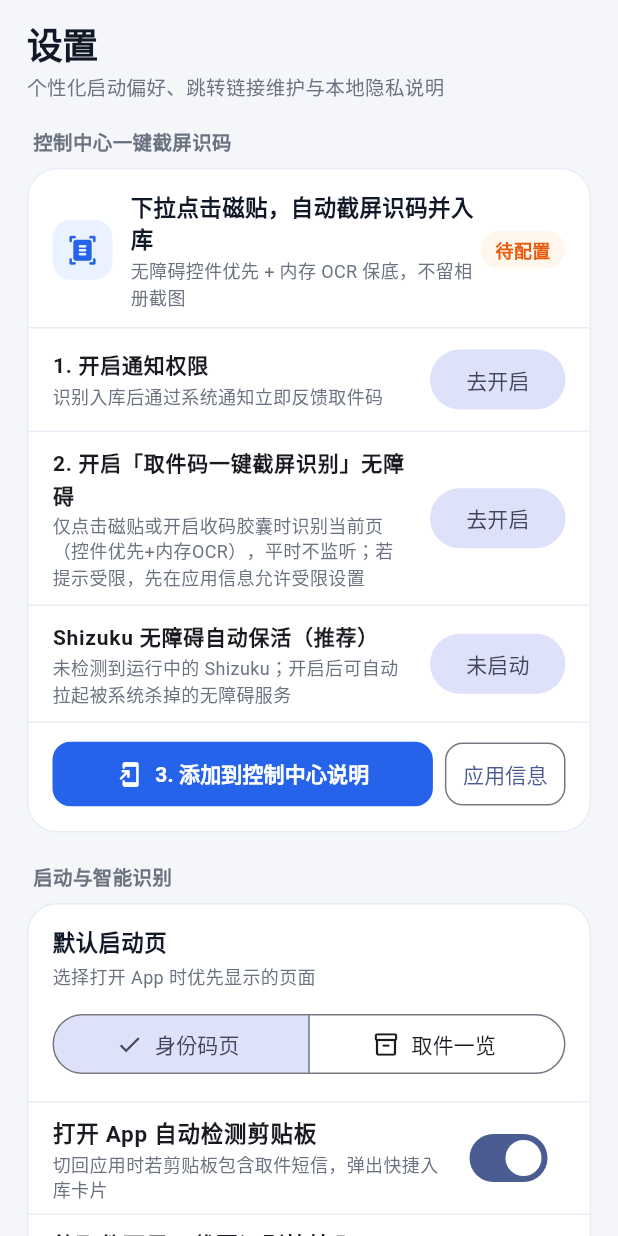
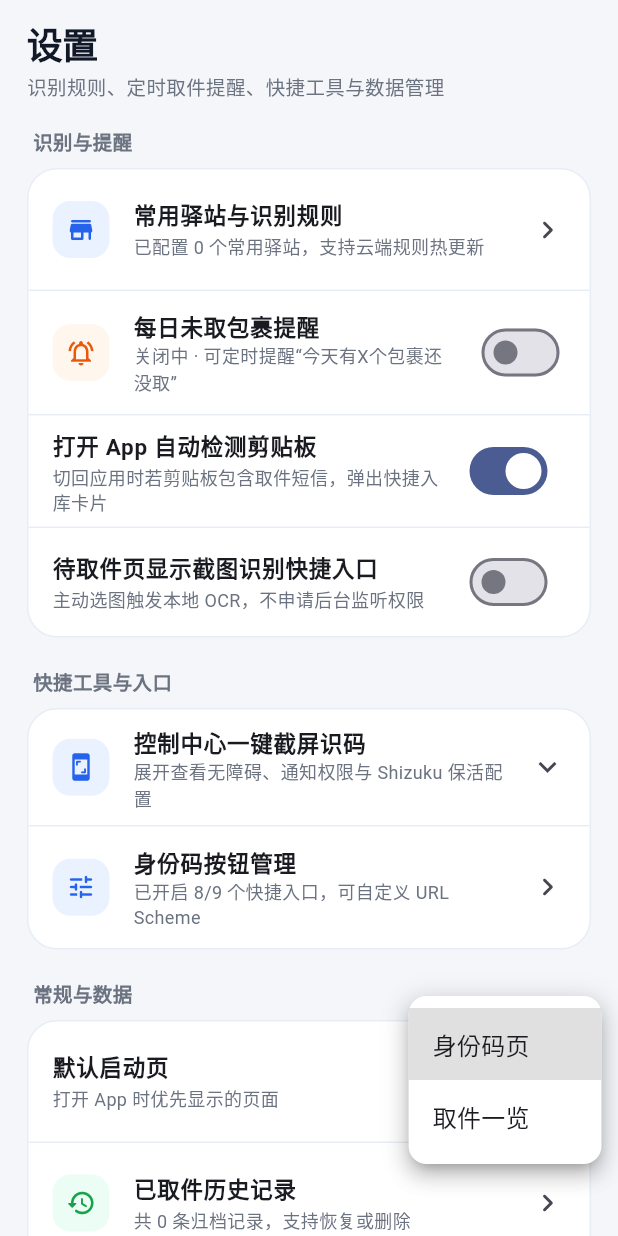
Before and after one commit to jiucaihua1/qujianma, a Flutter app: the SettingsPage widget shown alone on an empty page, opened directly with empty values, after a tap on "身份码页", on a phone screen of 412 x 824 dp. Run offline on Flutter 3.47's test engine with Material 3 defaults, Android fonts, the phone set to English and light mode, and no system bars; our stand-ins replace image_picker, shared_preferences, sqflite; missing offline and left inert: google_mlkit_text_recognition; accounts and stored records are empty; network calls fail.

Commit message:
feat: redesign settings UI and add daily pickup reminder notification

```diff
--- a/lib/models/app_settings.dart
+++ b/lib/models/app_settings.dart
@@ -10,6 +10,9 @@ class AppSettings {
     this.showStationSuggestionBanner = true,
     this.ruleUpdateUrl = defaultRuleUpdateUrl,
     this.lastRuleSyncAt = '',
+    this.dailyReminderEnabled = false,
+    this.dailyReminderHour = 18,
+    this.dailyReminderMinute = 30,
   });
 
   /// 0 = 首页（身份码页）, 1 = 取件一览页
@@ -29,6 +32,13 @@ class AppSettings {
   /// 最近一次成功同步规则的时间
   final String lastRuleSyncAt;
 
+  /// 是否开启每日定时未取包裹提醒
+  final bool dailyReminderEnabled;
+
+  /// 每日提醒时间（小时 0-23，分钟 0-59）
+  final int dailyReminderHour;
+  final int dailyReminderMinute;
+
   AppSettings copyWith({
     int? defaultTabIndex,
     bool? autoDetectClipboard,
@@ -37,6 +47,9 @@ class AppSettings {
     bool? showStationSuggestionBanner,
     String? ruleUpdateUrl,
     String? lastRuleSyncAt,
+    bool? dailyReminderEnabled,
+    int? dailyReminderHour,
+    int? dailyReminderMinute,
   }) {
     return AppSettings(
       defaultTabIndex: defaultTabIndex ?? this.defaultTabIndex,
@@ -48,6 +61,9 @@ class AppSettings {
           showStationSuggestionBanner ?? this.showStationSuggestionBanner,
       ruleUpdateUrl: ruleUpdateUrl ?? this.ruleUpdateUrl,
       lastRuleSyncAt: lastRuleSyncAt ?? this.lastRuleSyncAt,
+      dailyReminderEnabled: dailyReminderEnabled ?? this.dailyReminderEnabled,
+      dailyReminderHour: dailyReminderHour ?? this.dailyReminderHour,
+      dailyReminderMinute: dailyReminderMinute ?? this.dailyReminderMinute,
     );
   }
 }
--- a/lib/pages/settings_page.dart
+++ b/lib/pages/settings_page.dart
@@ -14,10 +14,33 @@ class SettingsPage extends StatelessWidget {
 
   final AppState appState;
 
+  Future<void> _pickReminderTime(BuildContext context) async {
+    final settings = appState.settings;
+    final picked = await showTimePicker(
+      context: context,
+      initialTime: TimeOfDay(
+        hour: settings.dailyReminderHour,
+        minute: settings.dailyReminderMinute,
+      ),
+    );
+    if (picked != null) {
+      await appState.updateSettings(
+        settings.copyWith(
+          dailyReminderEnabled: true,
+          dailyReminderHour: picked.hour,
+          dailyReminderMinute: picked.minute,
+        ),
+      );
+    }
+  }
+
   @override
   Widget build(BuildContext context) {
     final settings = appState.settings;
     final historyCount = appState.historyItems.length;
+    final reminderTimeLabel =
+        '${settings.dailyReminderHour.toString().padLeft(2, '0')}:'
+        '${settings.dailyReminderMinute.toString().padLeft(2, '0')}';
 
     return SafeArea(
       child: ListView(
@@ -34,70 +57,123 @@ class SettingsPage extends StatelessWidget {
           ),
           const SizedBox(height: 2),
           const Text(
-            '个性化启动偏好、跳转链接维护与本地隐私说明',
+            '识别规则、定时取件提醒、快捷工具与数据管理',
             style: TextStyle(fontSize: 13, color: AppTheme.textSecondary),
           ),
           const SizedBox(height: 18),
 
-          // Section 0: Quick Settings Tile one-tap screenshot OCR
-          const _SectionLabel('控制中心一键截屏识码'),
-          const SizedBox(height: 8),
-          const _QuickTileGuideCard(),
-
-          const SizedBox(height: 20),
-
-          // Section 1: Launch & Smart Recognition
-          const _SectionLabel('启动与智能识别'),
+          // Section 1: Recognition & Reminders
+          const _SectionLabel('识别与提醒'),
           const SizedBox(height: 8),
           _SettingsCard(
             children: [
-              Padding(
-                padding: const EdgeInsets.fromLTRB(16, 14, 16, 14),
-                child: Column(
-                  crossAxisAlignment: CrossAxisAlignment.start,
-                  children: [
-                    const Text(
-                      '默认启动页',
-                      style: TextStyle(
-                        fontSize: 15,
-                        fontWeight: FontWeight.w600,
-                        color: AppTheme.textPrimary,
+              ListTile(
+                contentPadding:
+                    const EdgeInsets.symmetric(horizontal: 16, vertical: 4),
+                leading: Container(
+                  width: 38,
+                  height: 38,
+                  decoration: BoxDecoration(
+                    color: AppTheme.primarySoft,
+                    borderRadius: BorderRadius.circular(12),
+                  ),
+                  child: const Icon(
+                    Icons.store_mall_directory_rounded,
+                    color: AppTheme.primary,
+                    size: 20,
                   ),
                 ),
-                    const SizedBox(height: 4),
-                    const Text(
-                      '选择打开 App 时优先显示的页面',
-                      style: TextStyle(
+                title: const Text(
+                  '常用驿站与识别规则',
+                  style: TextStyle(fontSize: 15, fontWeight: FontWeight.w600),
+                ),
+                subtitle: Text(
+                  appState.stationSuggestions.isNotEmpty
+                      ? '已配置 ${appState.enabledStationRules.length} 个常用驿站 · 有 ${appState.stationSuggestions.length} 条整理建议'
+                      : '已配置 ${appState.enabledStationRules.length} 个常用驿站，支持云端规则热更新',
+                  style: const TextStyle(
                     fontSize: 12,
                     color: AppTheme.textSecondary,
                   ),
                 ),
-                    const SizedBox(height: 12),
-                    SizedBox(
-                      width: double.infinity,
-                      child: SegmentedButton<int>(
-                        segments: const [
-                          ButtonSegment<int>(
-                            value: 0,
-                            label: Text('身份码页'),
-                            icon: Icon(Icons.qr_code_2_rounded, size: 18),
+                trailing: const Icon(Icons.chevron_right_rounded),
+                onTap: () {
+                  Navigator.of(context).push(
+                    MaterialPageRoute<void>(
+                      builder: (_) => StationManagePage(appState: appState),
                     ),
-                          ButtonSegment<int>(
-                            value: 1,
-                            label: Text('取件一览'),
-                            icon: Icon(Icons.inventory_2_outlined, size: 18),
-                          ),
-                        ],
-                        selected: {settings.defaultTabIndex},
-                        onSelectionChanged: (selection) {
-                          appState.updateSettings(
-                            settings.copyWith(defaultTabIndex: selection.first),
                   );
                 },
               ),
+              const Divider(height: 1, color: AppTheme.cardBorder),
+              ListTile(
+                contentPadding:
+                    const EdgeInsets.symmetric(horizontal: 16, vertical: 4),
+                leading: Container(
+                  width: 38,
+                  height: 38,
+                  decoration: BoxDecoration(
+                    color: const Color(0xFFFFF7ED),
+                    borderRadius: BorderRadius.circular(12),
+                  ),
+                  child: const Icon(
+                    Icons.notifications_active_outlined,
+                    color: Color(0xFFEA580C),
+                    size: 20,
+                  ),
+                ),
+                title: const Text(
+                  '每日未取包裹提醒',
+                  style: TextStyle(fontSize: 15, fontWeight: FontWeight.w600),
+                ),
+                subtitle: Text(
+                  settings.dailyReminderEnabled
+                      ? '每天 $reminderTimeLabel 提醒（有未取包裹时推送，点击可改时间）'
+                      : '关闭中 · 可定时提醒“今天有X个包裹还没取”',
+                  style: const TextStyle(
+                    fontSize: 12,
+                    color: AppTheme.textSecondary,
+                  ),
+                ),
+                trailing: Row(
+                  mainAxisSize: MainAxisSize.min,
+                  children: [
+                    if (settings.dailyReminderEnabled)
+                      Padding(
+                        padding: const EdgeInsets.only(right: 6),
+                        child: ActionChip(
+                          label: Text(
+                            reminderTimeLabel,
+                            style: const TextStyle(
+                              fontSize: 12.5,
+                              fontWeight: FontWeight.w700,
+                              color: AppTheme.primary,
+                            ),
+                          ),
+                          backgroundColor: AppTheme.primarySoft,
+                          side: BorderSide.none,
+                          visualDensity: VisualDensity.compact,
+                          onPressed: () => _pickReminderTime(context),
+                        ),
+                      ),
+                    Switch.adaptive(
+                      value: settings.dailyReminderEnabled,
+                      onChanged: (v) async {
+                        if (v) {
+                          final status = await QuickTileService.getStatus();
+                          if (!status.notificationEnabled) {
+                            await QuickTileService
+                                .requestNotificationPermission();
+                          }
+                        }
+                        await appState.updateSettings(
+                          settings.copyWith(dailyReminderEnabled: v),
+                        );
+                      },
                     ),
                   ],
                 ),
+                onTap: () => _pickReminderTime(context),
               ),
               const Divider(height: 1, color: AppTheme.cardBorder),
               SwitchListTile.adaptive(
@@ -124,7 +200,7 @@ class SettingsPage extends StatelessWidget {
                   style: TextStyle(fontSize: 15, fontWeight: FontWeight.w600),
                 ),
                 subtitle: const Text(
-                  '主动选图触发本地 OCR，不申请后台监听或无障碍权限',
+                  '主动选图触发本地 OCR，不申请后台监听权限',
                   style: TextStyle(fontSize: 12, color: AppTheme.textSecondary),
                 ),
                 onChanged: (v) {
@@ -133,10 +209,22 @@ class SettingsPage extends StatelessWidget {
                   );
                 },
               ),
-              const Divider(height: 1, color: AppTheme.cardBorder),
-              ListTile(
-                contentPadding:
-                    const EdgeInsets.symmetric(horizontal: 16, vertical: 4),
+            ],
+          ),
+
+          const SizedBox(height: 20),
+
+          // Section 2: Quick Tools & Shortcuts
+          const _SectionLabel('快捷工具与入口'),
+          const SizedBox(height: 8),
+          _SettingsCard(
+            children: [
+              ExpansionTile(
+                tilePadding:
+                    const EdgeInsets.symmetric(horizontal: 16, vertical: 2),
+                childrenPadding: EdgeInsets.zero,
+                shape: const Border(),
+                collapsedShape: const Border(),
                 leading: Container(
                   width: 38,
                   height: 38,
@@ -145,43 +233,25 @@ class SettingsPage extends StatelessWidget {
                     borderRadius: BorderRadius.circular(12),
                   ),
                   child: const Icon(
-                    Icons.store_mall_directory_rounded,
+                    Icons.screenshot_rounded,
                     color: AppTheme.primary,
                     size: 20,
                   ),
                 ),
                 title: const Text(
-                  '常用驿站与识别规则',
+                  '控制中心一键截屏识码',
                   style: TextStyle(fontSize: 15, fontWeight: FontWeight.w600),
                 ),
-                subtitle: Text(
-                  appState.stationSuggestions.isNotEmpty
-                      ? '已配置 ${appState.enabledStationRules.length} 个常用驿站 · 有 ${appState.stationSuggestions.length} 条整理建议'
-                      : '已配置 ${appState.enabledStationRules.length} 个常用驿站，支持别名优先归类',
-                  style: const TextStyle(
-                    fontSize: 12,
-                    color: AppTheme.textSecondary,
+                subtitle: const Text(
+                  '展开查看无障碍、通知权限与 Shizuku 保活配置',
+                  style: TextStyle(fontSize: 12, color: AppTheme.textSecondary),
                 ),
-                ),
-                trailing: const Icon(Icons.chevron_right_rounded),
-                onTap: () {
-                  Navigator.of(context).push(
-                    MaterialPageRoute<void>(
-                      builder: (_) => StationManagePage(appState: appState),
-                    ),
-                  );
-                },
-              ),
+                children: const [
+                  Divider(height: 1, color: AppTheme.cardBorder),
+                  _QuickTileGuideCard(),
                 ],
               ),
-
-          const SizedBox(height: 20),
-
-          // Section 2: Identity code button management
-          const _SectionLabel('身份码按钮管理'),
-          const SizedBox(height: 8),
-          _SettingsCard(
-            children: [
+              const Divider(height: 1, color: AppTheme.cardBorder),
               ListTile(
                 contentPadding:
                     const EdgeInsets.symmetric(horizontal: 16, vertical: 4),
@@ -199,11 +269,11 @@ class SettingsPage extends StatelessWidget {
                   ),
                 ),
                 title: const Text(
-                  '排序、显隐与跳转链接配置',
+                  '身份码按钮管理',
                   style: TextStyle(fontSize: 15, fontWeight: FontWeight.w600),
                 ),
                 subtitle: Text(
-                  '当前已开启 ${appState.visibleShortcuts.length}/${appState.shortcuts.length} 个快捷入口，可自定义 URL Scheme',
+                  '已开启 ${appState.visibleShortcuts.length}/${appState.shortcuts.length} 个快捷入口，可自定义 URL Scheme',
                   style: const TextStyle(
                     fontSize: 12,
                     color: AppTheme.textSecondary,
@@ -223,11 +293,40 @@ class SettingsPage extends StatelessWidget {
 
           const SizedBox(height: 20),
 
-          // Section 3: Data & Privacy
-          const _SectionLabel('数据与隐私'),
+          // Section 3: General & Data
+          const _SectionLabel('常规与数据'),
           const SizedBox(height: 8),
           _SettingsCard(
             children: [
+              ListTile(
+                contentPadding:
+                    const EdgeInsets.symmetric(horizontal: 16, vertical: 4),
+                title: const Text(
+                  '默认启动页',
+                  style: TextStyle(fontSize: 15, fontWeight: FontWeight.w600),
+                ),
+                subtitle: const Text(
+                  '打开 App 时优先显示的页面',
+                  style: TextStyle(fontSize: 12, color: AppTheme.textSecondary),
+                ),
+                trailing: DropdownButton<int>(
+                  value: settings.defaultTabIndex,
+                  underline: const SizedBox.shrink(),
+                  borderRadius: BorderRadius.circular(12),
+                  items: const [
+                    DropdownMenuItem(value: 0, child: Text('身份码页')),
+                    DropdownMenuItem(value: 1, child: Text('取件一览')),
+                  ],
+                  onChanged: (v) {
+                    if (v != null) {
+                      appState.updateSettings(
+                        settings.copyWith(defaultTabIndex: v),
+                      );
+                    }
+                  },
+                ),
+              ),
+              const Divider(height: 1, color: AppTheme.cardBorder),
               ListTile(
                 contentPadding:
                     const EdgeInsets.symmetric(horizontal: 16, vertical: 4),
@@ -294,42 +393,47 @@ class SettingsPage extends StatelessWidget {
                   },
                 ),
               ),
-              const Divider(height: 1, color: AppTheme.cardBorder),
+            ],
+          ),
+
+          const SizedBox(height: 20),
+
+          // Section 4: About & Privacy
+          const _SectionLabel('关于与隐私'),
+          const SizedBox(height: 8),
+          _SettingsCard(
+            children: [
               const _CheckUpdateTile(),
               const Divider(height: 1, color: AppTheme.cardBorder),
-              const Padding(
-                padding: EdgeInsets.all(16),
-                child: Column(
-                  crossAxisAlignment: CrossAxisAlignment.start,
-                  children: [
-                    Row(
-                      children: [
-                        Icon(
+              const ExpansionTile(
+                tilePadding:
+                    EdgeInsets.symmetric(horizontal: 16, vertical: 2),
+                childrenPadding: EdgeInsets.fromLTRB(16, 0, 16, 16),
+                shape: Border(),
+                collapsedShape: Border(),
+                leading: Icon(
                   Icons.shield_outlined,
-                          size: 18,
+                  size: 22,
                   color: AppTheme.success,
                 ),
-                        SizedBox(width: 6),
-                        Text(
-                          '本地离线隐私声明',
-                          style: TextStyle(
-                            fontSize: 14,
-                            fontWeight: FontWeight.w700,
-                            color: AppTheme.textPrimary,
+                title: Text(
+                  '本地隐私与权限说明',
+                  style: TextStyle(fontSize: 15, fontWeight: FontWeight.w600),
                 ),
+                subtitle: Text(
+                  '个人数据纯本地处理，点击展开查看详细权限用途',
+                  style: TextStyle(fontSize: 12, color: AppTheme.textSecondary),
                 ),
-                      ],
-                    ),
-                    SizedBox(height: 8),
+                children: [
                   Text(
                     '• 个人数据纯本地处理：所有短信解析、OCR 识别与取件码数据均在手机本地处理与存储，绝不上传任何个人隐私数据。\n'
-                      '• 为什么使用网络权限（可选）：仅用于在您配置规则地址后拉取公开的识别规则 JSON 文件（如新增驿站前缀/后缀词库），不会上传任何短信、截图或取件码。\n'
+                    '• 为什么使用网络权限（可选）：仅用于在您配置规则地址后拉取公开的识别规则 JSON 文件或检查版本更新，不会上传任何短信、截图或取件码。\n'
                     '• 为什么使用无障碍权限（可选）：\n'
                     '  1. 控件识别零误差：优先读取页面控件文本，比纯截图 OCR 更快更准，避免 0/O、1/I 等误识；\n'
                     '  2. 免弹窗内存截屏：遇到小程序等自绘页面时，无需反复弹出系统「允许录屏」确认框，也不在相册留存截图；\n'
                     '  3. 按需触发：仅在您点击控制中心磁贴或主动开启「引导收码胶囊」时读取当前画面，平时不会在后台监听其他应用。\n'
                     '• 不开无障碍也能用：若您不希望开启无障碍权限，仍可正常使用本地短信识别、剪贴板识别、相册选图 OCR 及身份码一键直达。\n'
-                      '• 其他权限说明：通知权限仅用于反馈磁贴识码结果；读取短信权限（可选）仅在您点击导入时于本地筛选取件短信；Shizuku（可选）仅用于防止系统杀掉无障碍服务；身份码仅通过 URL Scheme 拉起对应 App，不采集账号或 Cookie。',
+                    '• 其他权限说明：通知权限仅用于反馈磁贴识码结果与每日取件提醒；读取短信权限（可选）仅在您点击导入时于本地筛选取件短信；Shizuku（可选）仅用于防止系统杀掉无障碍服务；身份码仅通过 URL Scheme 拉起对应 App，不采集账号或 Cookie。',
                     style: TextStyle(
                       fontSize: 12.5,
                       color: AppTheme.textSecondary,
@@ -337,7 +441,6 @@ class SettingsPage extends StatelessWidget {
                     ),
                   ),
                 ],
-                ),
               ),
             ],
           ),
--- a/lib/services/quick_tile_service.dart
+++ b/lib/services/quick_tile_service.dart
@@ -176,6 +176,25 @@ class QuickTileService {
     return '0.1.0';
   }
 
+  static Future<void> scheduleDailyReminder({
+    required bool enabled,
+    required int hour,
+    required int minute,
+  }) async {
+    try {
+      await _channel.invokeMethod<void>(
+        'scheduleDailyReminder',
+        {
+          'enabled': enabled,
+          'hour': hour,
+          'minute': minute,
+        },
+      );
+    } catch (_) {
+      // Ignore on non-Android platforms or tests.
+    }
+  }
+
   static Future<bool> checkSmsPermission() async {
     try {
       return (await _channel.invokeMethod<bool>('checkSmsPermission')) == true;
--- a/lib/services/settings_service.dart
+++ b/lib/services/settings_service.dart
@@ -15,6 +15,9 @@ class SettingsService {
   static const _keyShowStationBanner = 'show_station_suggestion_banner';
   static const _keyRuleUpdateUrl = 'rule_update_url';
   static const _keyLastRuleSyncAt = 'last_rule_sync_at';
+  static const _keyDailyReminderEnabled = 'daily_reminder_enabled';
+  static const _keyDailyReminderHour = 'daily_reminder_hour';
+  static const _keyDailyReminderMinute = 'daily_reminder_minute';
   static const _keyShortcuts = 'identity_shortcuts_v3';
   static const _keyStationRules = 'station_rules_v1';
   static const _keyDismissedSuggestions = 'dismissed_station_suggestions_v1';
@@ -34,6 +37,9 @@ class SettingsService {
               ? prefs.getString(_keyRuleUpdateUrl)!
               : AppSettings.defaultRuleUpdateUrl,
       lastRuleSyncAt: prefs.getString(_keyLastRuleSyncAt) ?? '',
+      dailyReminderEnabled: prefs.getBool(_keyDailyReminderEnabled) ?? false,
+      dailyReminderHour: prefs.getInt(_keyDailyReminderHour) ?? 18,
+      dailyReminderMinute: prefs.getInt(_keyDailyReminderMinute) ?? 30,
     );
   }
 
@@ -52,6 +58,12 @@ class SettingsService {
     );
     await prefs.setString(_keyRuleUpdateUrl, settings.ruleUpdateUrl);
     await prefs.setString(_keyLastRuleSyncAt, settings.lastRuleSyncAt);
+    await prefs.setBool(
+      _keyDailyReminderEnabled,
+      settings.dailyReminderEnabled,
+    );
+    await prefs.setInt(_keyDailyReminderHour, settings.dailyReminderHour);
+    await prefs.setInt(_keyDailyReminderMinute, settings.dailyReminderMinute);
   }
 
   Future<ParserRuleBundle> loadParserRuleBundle() async {
```
Also changed, not shown: lib/services/app_state.dart (+17 -0 lines), 5 other files. Lines whose indentation alone changed are shown as unchanged.
